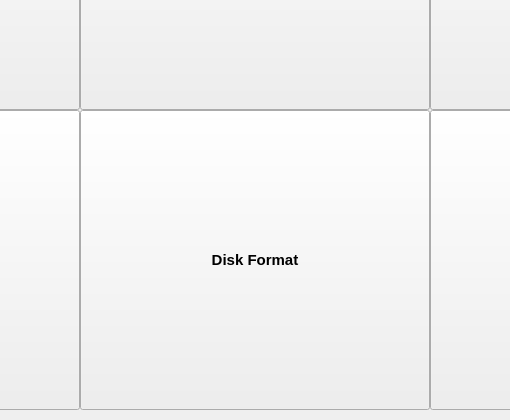
yjsin-emastec/neptune, file gui/mainwidget/src/dvrsetup/setup/devicepage.ui: the form before one commit; both pictures show x 380 to 890 and y 200 to 620 of the 1280 by 620 pixel window.
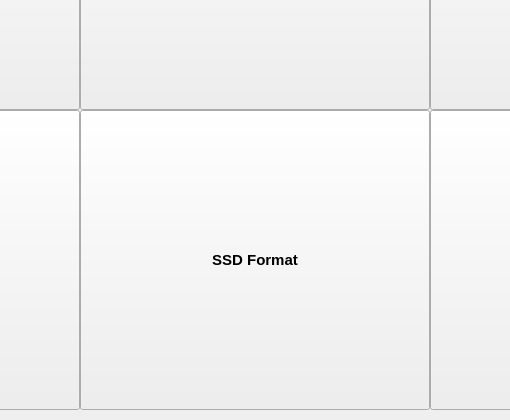
The form after the commit.

Commit message: Edit phrase 'Disk' -> 'SSD/HDD' in dvrsetup/setup/devicepage, dvrsetup/system/information, main/maineventproc, main/mainwidget

```diff
--- a/gui/mainwidget/src/dvrsetup/setup/devicepage.ui
+++ b/gui/mainwidget/src/dvrsetup/setup/devicepage.ui
@@ -70,7 +70,7 @@
     </font>
    </property>
    <property name="text">
-    <string>Disk Format</string>
+    <string>SSD Format</string>
    </property>
   </widget>
   <widget class="QPushButton" name="buttonVideo">
```
The commit also changes 13 other files.
